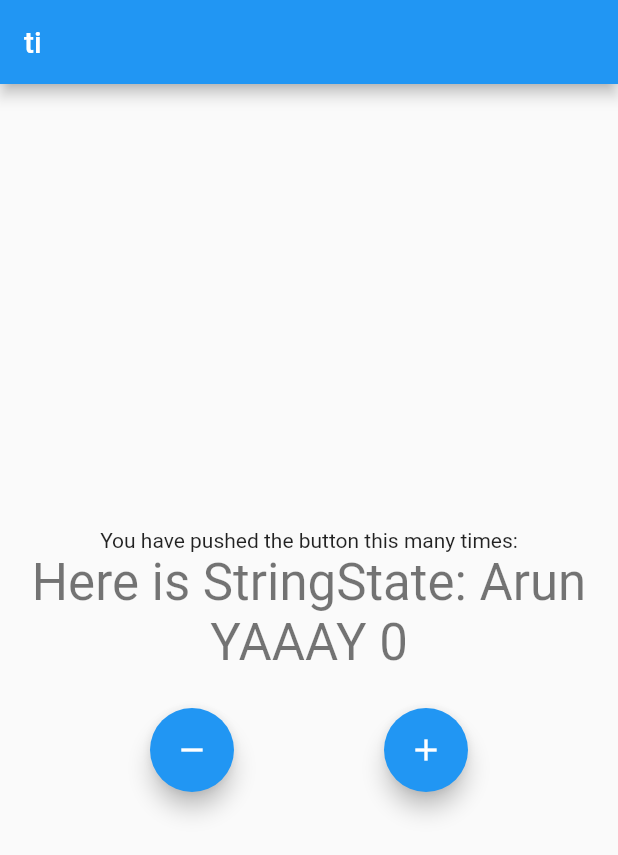
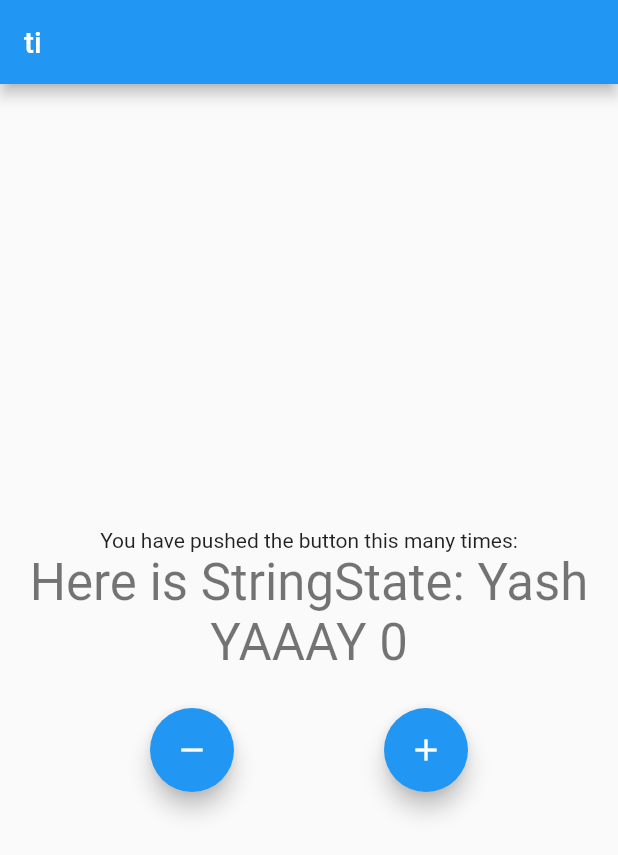
Before and after one commit to tarunchauhan97/blocs-one-start, a Flutter app: the screen it shows after launch, after a tap on the "remove" icon, after a tap on the "add" icon, on a phone screen of 412 x 824 dp. Shown: the top 855 px of the screen. Run offline on Flutter 3.47's test engine with Material 2 defaults, Android fonts, the phone set to English and light mode, and no system bars; our stand-ins replace bloc, flutter_bloc.

Commit message:
string bloc cubit state

```diff
--- a/lib/cubit/string_cubit.dart
+++ b/lib/cubit/string_cubit.dart
@@ -5,7 +5,7 @@ part 'string_state.dart';
 class StringCubit extends Cubit<StringState> {
   StringCubit() : super(StringState(myName: 'Arun', isNameCap: false));
 
-  void toCapital() => emit(StringState(myName: "ARUN", isNameCap: true));
+  void toCapital() => emit(StringState(myName: state.myName='Tarun', isNameCap: true));
 
-  void toSmall() => emit(StringState(myName: "arun", isNameCap: true));
+  void toSmall() => emit(StringState(myName:  state.myName='Yash', isNameCap: true));
 }
--- a/lib/main.dart
+++ b/lib/main.dart
@@ -61,19 +61,14 @@ class _MyHomePageState extends State<MyHomePage> {
             BlocConsumer<StringCubit, StringState>(
               listener: (_, nameState) {
                 if (nameState.isNameCap) {
-                  Scaffold.of(context).showSnackBar(
-                    SnackBar(
-                      content: Text('Name Cap!'),
-                      duration: Duration(milliseconds: 300),
-                    ),
-                  );
+
                 } else {
-                  Scaffold.of(context).showSnackBar(
-                    SnackBar(
-                      content: Text('Small Case!'),
-                      duration: Duration(milliseconds: 300),
-                    ),
-                  );
+                  // Scaffold.of(context).showSnackBar(
+                  //   SnackBar(
+                  //     content: Text('Small Case!'),
+                  //     duration: Duration(milliseconds: 300),
+                  //   ),
+                  // );
                 }
               },
               builder: (_, stringState) {
@@ -133,8 +128,9 @@ class _MyHomePageState extends State<MyHomePage> {
                 FloatingActionButton(
                   heroTag: Text('${widget.title}'),
                   onPressed: () {
-                    BlocProvider.of<CounterCubit>(context).decrement();
+                    // BlocProvider.of<CounterCubit>(context).decrement();
                     // context.bloc<CounterCubit>().decrement();
+                    BlocProvider.of<StringCubit>(context).toCapital();
                   },
                   tooltip: 'Decrement',
                   child: Icon(Icons.remove),
@@ -142,8 +138,9 @@ class _MyHomePageState extends State<MyHomePage> {
                 FloatingActionButton(
                   heroTag: Text('${widget.title} #2'),
                   onPressed: () {
-                    BlocProvider.of<CounterCubit>(context).increment();
+                    // BlocProvider.of<CounterCubit>(context).increment();
                     // context.bloc<CounterCubit>().increment();
+                    BlocProvider.of<StringCubit>(context).toSmall();
                   },
                   tooltip: 'Increment',
                   child: Icon(Icons.add),
```
